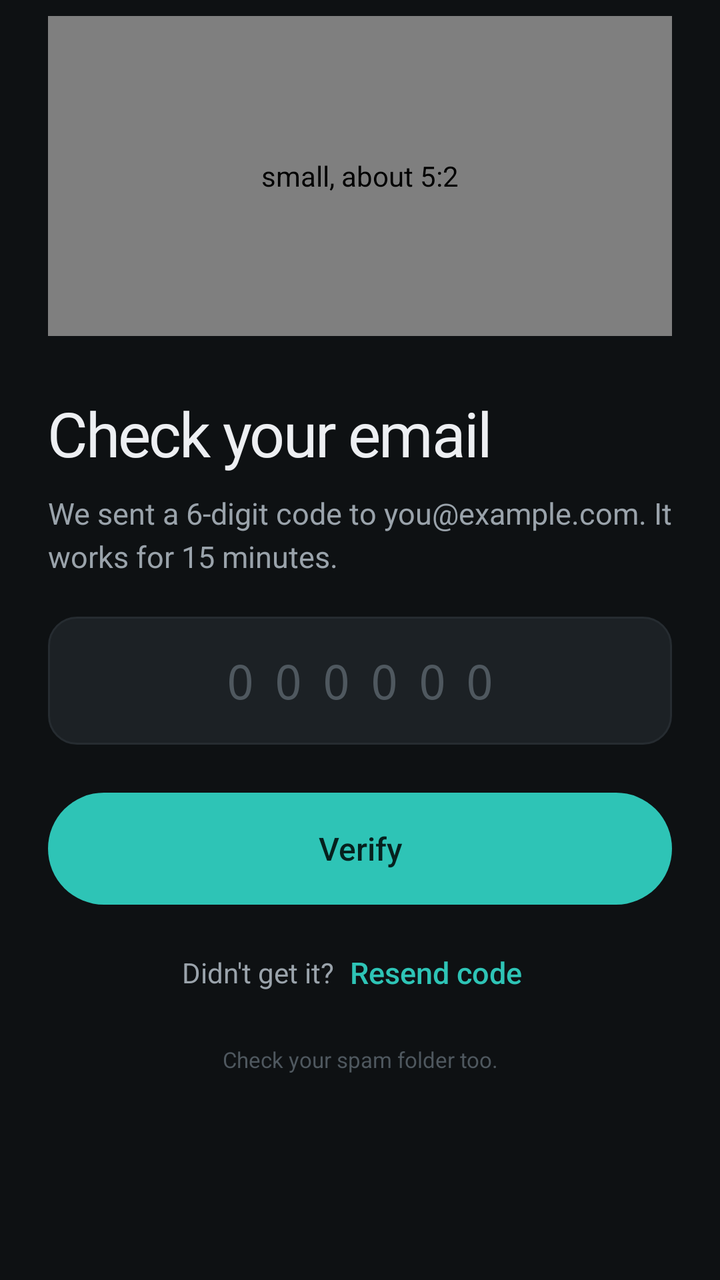
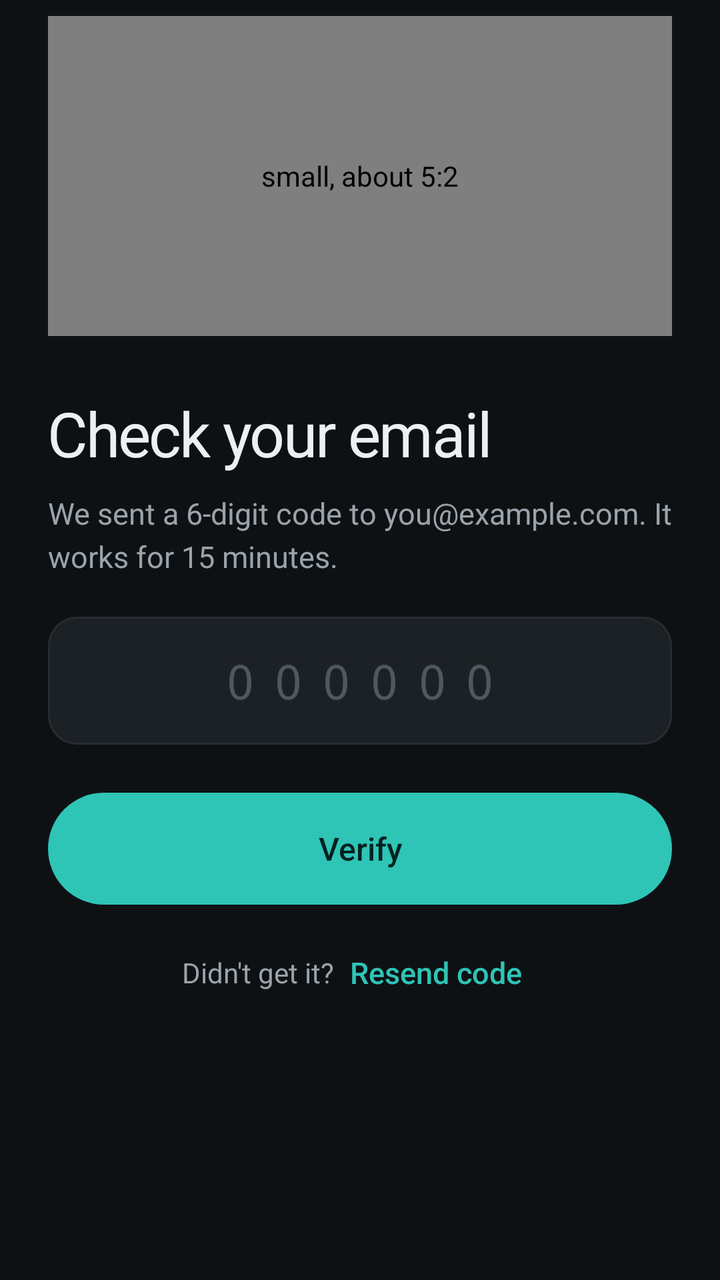

Two renders of the same Android screen: before a commit and after it. Below are the layout's source before the change and the commit's diff.
<!-- AndroidManifest.xml: application theme Theme.Planj -->
<!-- res/layout/screen_verify.xml -->
<?xml version="1.0" encoding="utf-8"?>
<LinearLayout xmlns:android="http://schemas.android.com/apk/res/android"
    android:layout_width="match_parent"
    android:layout_height="wrap_content"
    android:orientation="vertical"
    android:paddingHorizontal="24dp"
    android:paddingTop="8dp"
    android:paddingBottom="32dp">

        <com.planj.phone.Illustration
            style="@style/Auth.Illustration"
            android:layout_height="160dp"
            android:contentDescription="small, about 5:2"
            android:tag="verify" />

        <TextView style="@style/Auth.Title" android:text="Check your email" />
        <TextView android:id="@+id/blurb" style="@style/Auth.Blurb" android:text="We sent a 6-digit code to you@example.com. It works for 15 minutes." />
        <TextView android:id="@+id/error" style="@style/Auth.Error" />
        <EditText
            android:id="@+id/code"
            style="@style/Auth.Field"
            android:layout_height="64dp"
            android:layout_marginTop="20dp"
            android:fontFamily="monospace"
            android:gravity="center"
            android:hint="000000"
            android:imeOptions="actionDone"
            android:inputType="number"
            android:letterSpacing="0.4"
            android:maxLength="6"
            android:textSize="24sp" />
        <TextView android:id="@+id/code_hint" style="@style/Auth.Hint" />
        <FrameLayout
            android:layout_width="match_parent"
            android:layout_height="wrap_content">
            <Button android:id="@+id/btn_submit" style="@style/Auth.Primary" android:text="Verify" />
            <ProgressBar android:id="@+id/progress" android:layout_width="22dp" android:layout_height="22dp" android:layout_gravity="center" android:layout_marginTop="20dp" android:indeterminateTint="@color/on_accent" android:visibility="gone" />
        </FrameLayout>
        <LinearLayout
            android:layout_width="match_parent"
            android:layout_height="wrap_content"
            android:layout_marginTop="14dp"
            android:gravity="center_vertical|center_horizontal"
            android:orientation="horizontal">
            <TextView android:layout_width="wrap_content" android:layout_height="wrap_content" android:text="Didn't get it?" android:textColor="@color/muted" android:textSize="14sp" />
            <Button android:id="@+id/btn_resend" style="@style/Auth.Link" android:text="Resend code" />
        </LinearLayout>
        <TextView android:layout_width="match_parent" android:layout_height="wrap_content" android:layout_marginTop="16dp" android:gravity="center" android:text="Check your spam folder too." android:textColor="@color/idle" android:textSize="11sp" />
</LinearLayout>
<!-- resources referenced by this layout -->
<resources>
  <color name="idle">#4F585F</color>
  <color name="muted">#9AA3AB</color>
  <color name="on_accent">#06211E</color>
  <style name="Auth.Blurb" parent="Body">
          <item name="android:layout_marginTop">10dp</item>
      </style>
  <style name="Auth.Error" parent="">
          <item name="android:layout_width">match_parent</item>
          <item name="android:layout_height">wrap_content</item>
          <item name="android:layout_marginTop">16dp</item>
          <item name="android:background">@drawable/field_bg_error</item>
          <item name="android:paddingHorizontal">16dp</item>
          <item name="android:paddingVertical">12dp</item>
          <item name="android:textColor">@color/bad</item>
          <item name="android:textSize">14sp</item>
          <item name="android:visibility">gone</item>
      </style>
  <style name="Auth.Hint" parent="">
          <item name="android:layout_width">match_parent</item>
          <item name="android:layout_height">wrap_content</item>
          <item name="android:layout_marginTop">6dp</item>
          <item name="android:paddingHorizontal">4dp</item>
          <item name="android:textColor">@color/bad</item>
          <item name="android:textSize">13sp</item>
          <item name="android:visibility">gone</item>
      </style>
  <style name="Auth.Illustration" parent="">
          <item name="android:layout_width">match_parent</item>
          <item name="android:layout_height">200dp</item>
          <item name="android:layout_marginBottom">24dp</item>
      </style>
  <style name="Auth.Primary" parent="Pill.Primary">
          <item name="android:layout_marginTop">24dp</item>
      </style>
  <style name="Auth.Title" parent="Display.L">
          <item name="android:layout_marginTop">8dp</item>
      </style>
  <style name="Body" parent="">
          <item name="android:layout_width">match_parent</item>
          <item name="android:layout_height">wrap_content</item>
          <item name="android:lineSpacingExtra">4dp</item>
          <item name="android:textColor">@color/muted</item>
          <item name="android:textSize">15sp</item>
      </style>
  <!-- drawable field_bg_error (drawable) -->
  <?xml version="1.0" encoding="utf-8"?>
  <shape xmlns:android="http://schemas.android.com/apk/res/android" android:shape="rectangle">
      <solid android:color="@color/surface_alt" />
      <corners android:radius="14dp" />
      <stroke android:width="1.5dp" android:color="@color/bad" />
  </shape>
  <color name="bad">#E5616B</color>
  <color name="text">#EDEFF2</color>
  <!-- drawable btn_text (drawable) -->
  <?xml version="1.0" encoding="utf-8"?>
  <ripple xmlns:android="http://schemas.android.com/apk/res/android" android:color="@color/ripple">
      <item>
          <shape android:shape="rectangle">
              <solid android:color="#00000000" />
              <corners android:radius="999dp" />
          </shape>
      </item>
  </ripple>
  <color name="accent">#2EC4B6</color>
  <style name="Pill.Primary">
          <item name="android:background">@drawable/btn_primary</item>
          <item name="android:textColor">@color/on_accent</item>
      </style>
  <style name="Display.L">
          <item name="android:textSize">31sp</item>
      </style>
  <color name="bg">#0E1113</color>
  <style name="PageTransitions" parent="@android:style/Animation.Activity">
          <item name="android:activityOpenEnterAnimation">@anim/slide_in_right</item>
          <item name="android:activityOpenExitAnimation">@anim/slide_out_left</item>
          <item name="android:activityCloseEnterAnimation">@anim/slide_in_left</item>
          <item name="android:activityCloseExitAnimation">@anim/slide_out_right</item>
      </style>
  <color name="surface_alt">#1C2125</color>
  <color name="border">#262C31</color>
  <color name="ripple">#22FFFFFF</color>
  <color name="accent_dim">#1F5F5A</color>
  <!-- unchanged entries left out for length: 7 -->
</resources>

<!-- the commit's change to res/layout/screen_verify.xml (unified diff, before → after) -->
@@ -45,5 +45,4 @@
             <TextView android:layout_width="wrap_content" android:layout_height="wrap_content" android:text="Didn't get it?" android:textColor="@color/muted" android:textSize="14sp" />
             <Button android:id="@+id/btn_resend" style="@style/Auth.Link" android:text="Resend code" />
         </LinearLayout>
-        <TextView android:layout_width="match_parent" android:layout_height="wrap_content" android:layout_marginTop="16dp" android:gravity="center" android:text="Check your spam folder too." android:textColor="@color/idle" android:textSize="11sp" />
 </LinearLayout>
